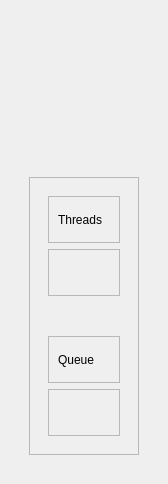
Old version of the form renderthreads/media/ui/renderthreads.ui in the repository timmwagener/renderthreads.
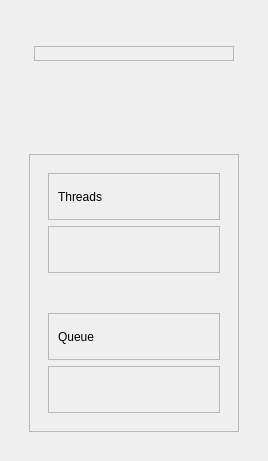
New version of the form. The open tabs and pages were chosen to show the change.

Commit message: 1. Added new logo. 2. Fixed custom arrows for spinbox widgets. 3. Added tooltips everywhere. 4. Added beta label.

What changed in the file:
```diff
--- a/renderthreads/media/ui/renderthreads.ui
+++ b/renderthreads/media/ui/renderthreads.ui
@@ -6,27 +6,61 @@
    <rect>
     <x>0</x>
     <y>0</y>
-    <width>168</width>
-    <height>484</height>
+    <width>268</width>
+    <height>461</height>
    </rect>
   </property>
   <property name="windowTitle">
    <string>Form</string>
   </property>
   <layout class="QVBoxLayout" name="verticalLayout">
+   <item>
+    <widget class="QWidget" name="wdgt_header_spacer_top" native="true">
+     <property name="sizePolicy">
+      <sizepolicy hsizetype="Preferred" vsizetype="Fixed">
+       <horstretch>0</horstretch>
+       <verstretch>0</verstretch>
+      </sizepolicy>
+     </property>
+     <property name="minimumSize">
+      <size>
+       <width>0</width>
+       <height>20</height>
+      </size>
+     </property>
+     <property name="maximumSize">
+      <size>
+       <width>16777215</width>
+       <height>20</height>
+      </size>
+     </property>
+    </widget>
+   </item>
    <item>
     <widget class="QWidget" name="wdgt_header" native="true">
      <property name="sizePolicy">
-      <sizepolicy hsizetype="Preferred" vsizetype="Minimum">
+      <sizepolicy hsizetype="Preferred" vsizetype="Fixed">
        <horstretch>0</horstretch>
        <verstretch>0</verstretch>
       </sizepolicy>
      </property>
+     <property name="minimumSize">
+      <size>
+       <width>0</width>
+       <height>33</height>
+      </size>
+     </property>
+     <property name="maximumSize">
+      <size>
+       <width>16777215</width>
+       <height>33</height>
+      </size>
+     </property>
      <layout class="QHBoxLayout" name="horizontalLayout_2">
       <item>
        <widget class="QWidget" name="wdgt_header_spacer_left" native="true">
         <property name="sizePolicy">
-         <sizepolicy hsizetype="Expanding" vsizetype="Minimum">
+         <sizepolicy hsizetype="Expanding" vsizetype="Expanding">
           <horstretch>0</horstretch>
           <verstretch>0</verstretch>
          </sizepolicy>
@@ -34,28 +68,42 @@
        </widget>
       </item>
       <item>
-       <widget class="QWidget" name="wdgt_header_icon" native="true">
+       <widget class="QFrame" name="frm_header_icon">
         <property name="sizePolicy">
-         <sizepolicy hsizetype="Fixed" vsizetype="Fixed">
+         <sizepolicy hsizetype="Fixed" vsizetype="Expanding">
           <horstretch>0</horstretch>
           <verstretch>0</verstretch>
          </sizepolicy>
         </property>
         <property name="minimumSize">
          <size>
-          <width>100</width>
-          <height>100</height>
+          <width>200</width>
+          <height>0</height>
          </size>
         </property>
-        <property name="toolTip">
-         <string>&lt;html&gt;&lt;head/&gt;&lt;body&gt;&lt;p&gt;Header&lt;/p&gt;&lt;p&gt;&lt;br/&gt;&lt;/p&gt;&lt;p&gt;Test&lt;/p&gt;&lt;p&gt;&lt;br/&gt;&lt;/p&gt;&lt;p&gt;Test&lt;/p&gt;&lt;/body&gt;&lt;/html&gt;</string>
+        <property name="maximumSize">
+         <size>
+          <width>200</width>
+          <height>16777215</height>
+         </size>
         </property>
+        <property name="frameShape">
+         <enum>QFrame::StyledPanel</enum>
+        </property>
+        <property name="frameShadow">
+         <enum>QFrame::Raised</enum>
+        </property>
+        <layout class="QVBoxLayout" name="verticalLayout_28">
+         <item>
+          <widget class="QWidget" name="wdgt_header_icon" native="true"/>
+         </item>
+        </layout>
        </widget>
       </item>
       <item>
        <widget class="QWidget" name="wdgt_header_spacer_right" native="true">
         <property name="sizePolicy">
-         <sizepolicy hsizetype="Expanding" vsizetype="Minimum">
+         <sizepolicy hsizetype="Expanding" vsizetype="Expanding">
           <horstretch>0</horstretch>
           <verstretch>0</verstretch>
          </sizepolicy>
@@ -65,6 +113,28 @@
      </layout>
     </widget>
    </item>
+   <item>
+    <widget class="QWidget" name="wdgt_header_spacer_bottom" native="true">
+     <property name="sizePolicy">
+      <sizepolicy hsizetype="Preferred" vsizetype="Fixed">
+       <horstretch>0</horstretch>
+       <verstretch>0</verstretch>
+      </sizepolicy>
+     </property>
+     <property name="minimumSize">
+      <size>
+       <width>0</width>
+       <height>30</height>
+      </size>
+     </property>
+     <property name="maximumSize">
+      <size>
+       <width>16777215</width>
+       <height>30</height>
+      </size>
+     </property>
+    </widget>
+   </item>
    <item>
     <widget class="QWidget" name="wdgt_stkwdgt_menu" native="true">
      <layout class="QHBoxLayout" name="horizontalLayout"/>
@@ -262,8 +332,8 @@
            <rect>
             <x>0</x>
             <y>0</y>
-            <width>119</width>
-            <height>224</height>
+            <width>240</width>
+            <height>354</height>
            </rect>
           </property>
           <layout class="QVBoxLayout" name="lyt_sawdgt_threads">
```
Left out of the diff: 4 changed lines with no effect on the pictures. The commit also changes 7 other files.
